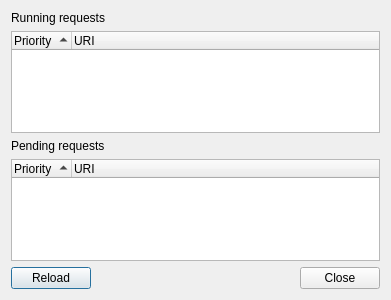
Before: the Qt Designer form gui/uipendingrequests.ui in chrisdevchroma/fourchan-dl, drawn with Qt 5.
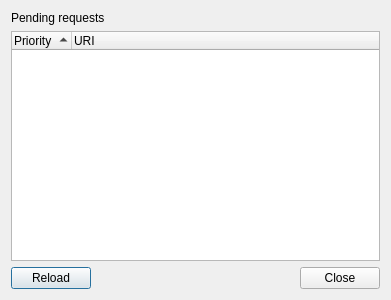
After: the same form once the commit is applied. Icons and pictures are not drawn.

```diff
--- a/gui/uipendingrequests.ui
+++ b/gui/uipendingrequests.ui
@@ -15,43 +15,13 @@
   </property>
   <layout class="QGridLayout" name="gridLayout">
    <item row="0" column="0">
-    <widget class="QLabel" name="label_2">
-     <property name="text">
-      <string>Running requests</string>
-     </property>
-    </widget>
-   </item>
-   <item row="1" column="0">
-    <widget class="QTreeWidget" name="twRunning">
-     <attribute name="headerVisible">
-      <bool>true</bool>
-     </attribute>
-     <attribute name="headerDefaultSectionSize">
-      <number>60</number>
-     </attribute>
-     <attribute name="headerShowSortIndicator" stdset="0">
-      <bool>true</bool>
-     </attribute>
-     <column>
-      <property name="text">
-       <string>Priority</string>
-      </property>
-     </column>
-     <column>
-      <property name="text">
-       <string>URI</string>
-      </property>
-     </column>
-    </widget>
-   </item>
-   <item row="2" column="0">
     <widget class="QLabel" name="label">
      <property name="text">
       <string>Pending requests</string>
      </property>
     </widget>
    </item>
-   <item row="3" column="0">
+   <item row="1" column="0">
     <widget class="QTreeWidget" name="twPending">
      <attribute name="headerVisible">
       <bool>true</bool>
```
Left out of the diff: 2 changed lines with no effect on the pictures.
